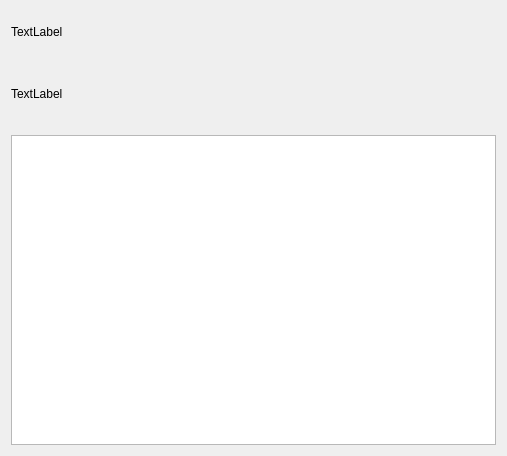
yalewoo/CommunityDetection, file GUI/CommunityDetectionGUI/comm.ui: the form before one commit.
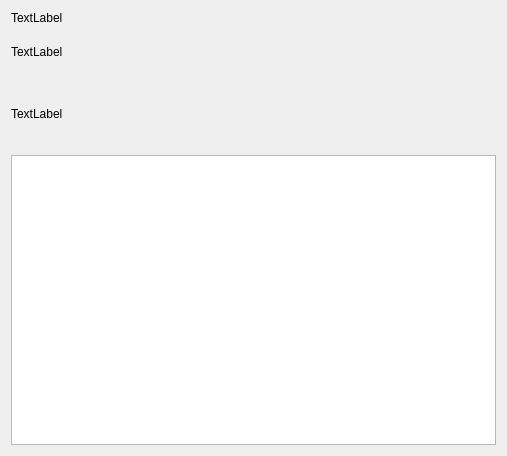
The form after the commit.

```diff
--- a/GUI/CommunityDetectionGUI/comm.ui
+++ b/GUI/CommunityDetectionGUI/comm.ui
@@ -14,6 +14,13 @@
    <string>Form</string>
   </property>
   <layout class="QVBoxLayout" name="verticalLayout">
+   <item>
+    <widget class="QLabel" name="comm_name_2">
+     <property name="text">
+      <string>TextLabel</string>
+     </property>
+    </widget>
+   </item>
    <item>
     <widget class="QLabel" name="comm_name">
      <property name="minimumSize">
```
